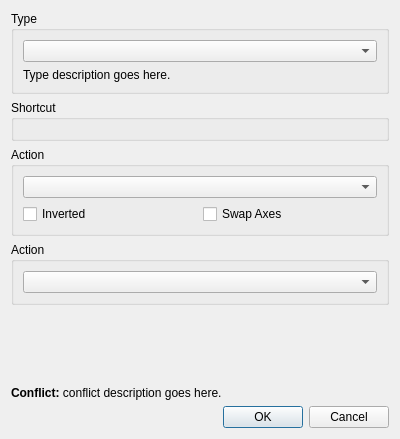
Qt form src/desktop/ui/canvasshortcutsdialog.ui (drawpile/Drawpile) before a commit.
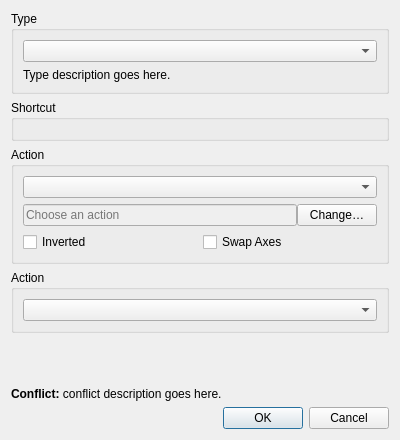
The same form after that commit. Custom widgets are drawn as their Qt base class.

Commit message:
Allow triggering actions through canvas shortcuts
With the common actions undo, redo and hide docks added as settings,
plus a generic "trigger action" option that lets you pick anything.

What changed in the file:
```diff
--- a/src/desktop/ui/canvasshortcutsdialog.ui
+++ b/src/desktop/ui/canvasshortcutsdialog.ui
@@ -7,7 +7,7 @@
     <x>0</x>
     <y>0</y>
     <width>400</width>
-    <height>439</height>
+    <height>440</height>
    </rect>
   </property>
   <property name="windowTitle">
@@ -64,6 +64,47 @@
       <item>
        <widget class="QComboBox" name="actionCombo"/>
       </item>
+      <item>
+       <widget class="QWidget" name="triggerWrapper" native="true">
+        <layout class="QHBoxLayout" name="horizontalLayout">
+         <property name="spacing">
+          <number>0</number>
+         </property>
+         <property name="leftMargin">
+          <number>0</number>
+         </property>
+         <property name="topMargin">
+          <number>0</number>
+         </property>
+         <property name="rightMargin">
+          <number>0</number>
+         </property>
+         <property name="bottomMargin">
+          <number>0</number>
+         </property>
+         <item>
+          <widget class="QLineEdit" name="triggerEdit">
+           <property name="enabled">
+            <bool>false</bool>
+           </property>
+           <property name="readOnly">
+            <bool>true</bool>
+           </property>
+           <property name="placeholderText">
+            <string>Choose an action</string>
+           </property>
+          </widget>
+         </item>
+         <item>
+          <widget class="QPushButton" name="triggerButton">
+           <property name="text">
+            <string>Change…</string>
+           </property>
+          </widget>
+         </item>
+        </layout>
+       </widget>
+      </item>
       <item>
        <widget class="QWidget" name="modifiersWrapper" native="true">
         <layout class="QHBoxLayout" name="modifiersLayout">
```
The commit also changes 17 other files.
